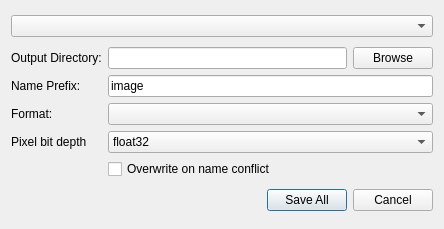
Old version of the form mantidimaging/gui/ui/image_save_dialog.ui in the repository mantidproject/mantidimaging.
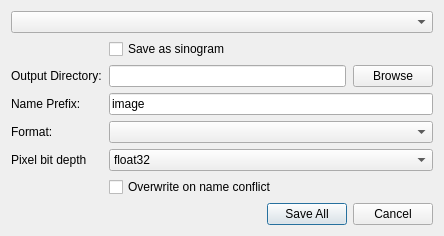
New version of the form.

Commit message: save as sinogram checkbox added to save images dialog

The edit to the form file:
```diff
--- a/mantidimaging/gui/ui/image_save_dialog.ui
+++ b/mantidimaging/gui/ui/image_save_dialog.ui
@@ -18,25 +18,49 @@
     <widget class="QComboBox" name="stackNames"/>
    </item>
    <item>
-    <layout class="QGridLayout" name="gridLayout">
-     <item row="0" column="0">
+    <layout class="QGridLayout" name="gridLayout" rowstretch="0,0,0,0,0,0,0" rowminimumheight="0,0,0,0,0,0,0">
+     <property name="horizontalSpacing">
+      <number>7</number>
+     </property>
+     <item row="6" column="1">
+      <widget class="QCheckBox" name="overwriteAll">
+       <property name="text">
+        <string>Overwrite on name conflict</string>
+       </property>
+       <property name="checked">
+        <bool>false</bool>
+       </property>
+      </widget>
+     </item>
+     <item row="1" column="0">
       <widget class="QLabel" name="label_2">
        <property name="text">
         <string>Output Directory:</string>
        </property>
       </widget>
      </item>
-     <item row="2" column="1" colspan="2">
-      <widget class="QComboBox" name="formats"/>
-     </item>
-     <item row="0" column="1">
-      <widget class="QLineEdit" name="savePath">
-       <property name="text">
-        <string/>
-       </property>
-      </widget>
-     </item>
      <item row="3" column="1" colspan="2">
+      <widget class="QLineEdit" name="namePrefix">
+       <property name="text">
+        <string>image</string>
+       </property>
+      </widget>
+     </item>
+     <item row="3" column="0">
+      <widget class="QLabel" name="label">
+       <property name="text">
+        <string>Name Prefix:</string>
+       </property>
+      </widget>
+     </item>
+     <item row="4" column="0">
+      <widget class="QLabel" name="label_3">
+       <property name="text">
+        <string>Format:</string>
+       </property>
+      </widget>
+     </item>
+     <item row="5" column="1" colspan="2">
       <widget class="QComboBox" name="pixelDepth">
        <property name="enabled">
         <bool>true</bool>
@@ -59,24 +83,24 @@
        </item>
       </widget>
      </item>
-     <item row="0" column="2">
+     <item row="1" column="1">
+      <widget class="QLineEdit" name="savePath">
+       <property name="text">
+        <string/>
+       </property>
+      </widget>
+     </item>
+     <item row="4" column="1" colspan="2">
+      <widget class="QComboBox" name="formats"/>
+     </item>
+     <item row="1" column="2">
       <widget class="QPushButton" name="browseButton">
        <property name="text">
         <string>Browse</string>
        </property>
       </widget>
      </item>
-     <item row="4" column="1">
-      <widget class="QCheckBox" name="overwriteAll">
-       <property name="text">
-        <string>Overwrite on name conflict</string>
-       </property>
-       <property name="checked">
-        <bool>false</bool>
-       </property>
-      </widget>
-     </item>
-     <item row="3" column="0">
+     <item row="5" column="0">
       <widget class="QLabel" name="label_4">
        <property name="enabled">
         <bool>true</bool>
@@ -86,24 +110,10 @@
        </property>
       </widget>
      </item>
-     <item row="1" column="1" colspan="2">
-      <widget class="QLineEdit" name="namePrefix">
+     <item row="0" column="1">
+      <widget class="QCheckBox" name="as_sino_check">
        <property name="text">
-        <string>image</string>
-       </property>
-      </widget>
-     </item>
-     <item row="1" column="0">
-      <widget class="QLabel" name="label">
-       <property name="text">
-        <string>Name Prefix:</string>
-       </property>
-      </widget>
-     </item>
-     <item row="2" column="0">
-      <widget class="QLabel" name="label_3">
-       <property name="text">
-        <string>Format:</string>
+        <string>Save as sinogram</string>
        </property>
       </widget>
      </item>
```
